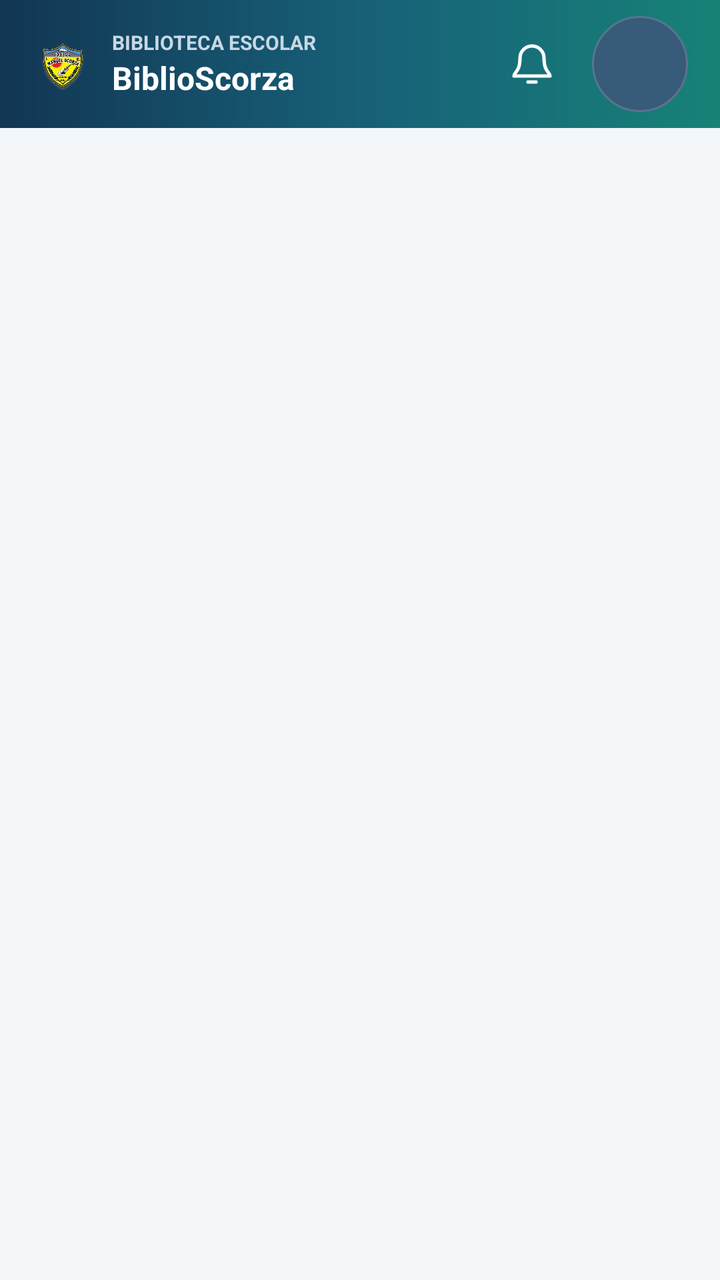
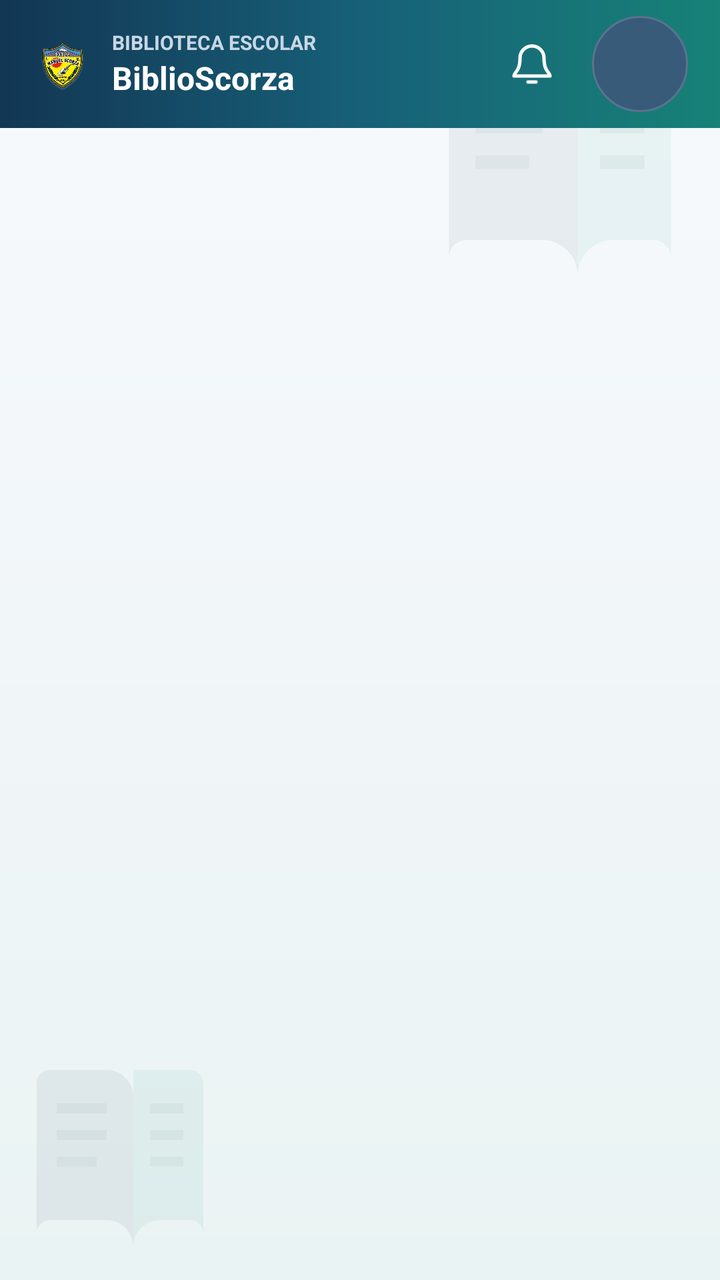

An Android layout rendered at two revisions. The XML below is the earlier revision; the diff shows what the commit changed to produce the second picture.
<!-- AndroidManifest.xml: application theme Theme.BiblioScorza -->
<!-- res/layout/activity_ejemplar.xml -->
<?xml version="1.0" encoding="utf-8"?>
<LinearLayout xmlns:android="http://schemas.android.com/apk/res/android"
    android:layout_width="match_parent" android:layout_height="match_parent"
    android:orientation="vertical">
    <include layout="@layout/view_top_bar" />
    <ScrollView android:layout_width="match_parent" android:layout_height="0dp"
        android:layout_weight="1">
    <LinearLayout android:layout_width="match_parent" android:layout_height="wrap_content"
        android:orientation="vertical" android:padding="20dp">
        <ImageView android:id="@+id/ivPortada" android:layout_width="120dp" android:layout_height="160dp"
            android:scaleType="centerCrop" android:visibility="gone" android:contentDescription="Portada" />
        <TextView android:id="@+id/tvTitulo" style="@style/BsTitle" android:layout_width="match_parent" android:layout_height="wrap_content" android:layout_marginTop="8dp" />
        <TextView android:id="@+id/tvDatos" style="@style/BsText" />
        <ImageView android:id="@+id/ivQr" android:layout_width="200dp" android:layout_height="200dp"
            android:layout_gravity="center_horizontal" android:layout_marginTop="12dp" android:contentDescription="Código QR" />
        <TextView android:id="@+id/tvCodigo" style="@style/BsText" android:gravity="center" android:textStyle="bold" android:textSize="18sp" />
        <TextView android:id="@+id/tvError" style="@style/BsText" android:textColor="#B91C1C" />
        <LinearLayout android:id="@+id/acciones" android:layout_width="match_parent" android:layout_height="wrap_content" android:orientation="vertical" />
    </LinearLayout>
    </ScrollView>
</LinearLayout>
<!-- res/layout/view_top_bar.xml (included above) -->
<?xml version="1.0" encoding="utf-8"?>
<LinearLayout xmlns:android="http://schemas.android.com/apk/res/android"
    android:layout_width="match_parent"
    android:layout_height="64dp"
    android:background="@drawable/bg_top_bar"
    android:gravity="center_vertical"
    android:orientation="horizontal"
    android:paddingStart="16dp"
    android:paddingEnd="16dp">

    <ImageButton
        android:id="@+id/btnVolver"
        android:layout_width="44dp"
        android:layout_height="44dp"
        android:background="?attr/selectableItemBackgroundBorderless"
        android:contentDescription="Volver"
        android:padding="12dp"
        android:src="@drawable/ic_arrow_back"
        android:tint="#FFFFFF"
        android:visibility="gone" />

    <ImageView
        android:layout_width="30dp"
        android:layout_height="36dp"
        android:contentDescription="Escudo de Biblioteca-Scorza"
        android:scaleType="fitCenter"
        android:src="@drawable/escudo_colegio_transparente" />

    <LinearLayout
        android:layout_width="0dp"
        android:layout_height="wrap_content"
        android:layout_marginStart="10dp"
        android:layout_weight="1"
        android:orientation="vertical">

        <TextView
            android:layout_width="match_parent"
            android:layout_height="wrap_content"
            android:ellipsize="end"
            android:maxLines="1"
            android:text="BIBLIOTECA ESCOLAR"
            android:textColor="#C8D7E5"
            android:textSize="10sp"
            android:textStyle="bold" />

        <TextView
            android:layout_width="match_parent"
            android:layout_height="wrap_content"
            android:ellipsize="end"
            android:maxLines="1"
            android:text="BiblioScorza"
            android:textColor="#FFFFFF"
            android:textSize="16sp"
            android:textStyle="bold" />
    </LinearLayout>

    <FrameLayout
        android:id="@+id/btnNotificaciones"
        android:layout_width="48dp"
        android:layout_height="48dp"
        android:layout_marginStart="4dp"
        android:background="@drawable/bg_top_bar_action_ripple"
        android:clickable="true"
        android:contentDescription="Notificaciones"
        android:focusable="true">

        <ImageView
            android:layout_width="24dp"
            android:layout_height="24dp"
            android:layout_gravity="center"
            android:contentDescription="@null"
            android:src="@drawable/ic_notifications"
            android:tint="#FFFFFF" />

        <TextView
            android:id="@+id/tvNotificaciones"
            android:layout_width="18dp"
            android:layout_height="18dp"
            android:layout_gravity="top|end"
            android:background="@drawable/bg_top_bar_badge"
            android:gravity="center"
            android:textColor="#FFFFFF"
            android:textSize="10sp"
            android:textStyle="bold"
            android:visibility="gone" />
    </FrameLayout>

    <TextView
        android:id="@+id/btnPerfil"
        android:layout_width="48dp"
        android:layout_height="48dp"
        android:layout_marginStart="6dp"
        android:background="@drawable/bg_top_bar_avatar_ripple"
        android:clickable="true"
        android:contentDescription="Abrir perfil del usuario"
        android:focusable="true"
        android:gravity="center"
        android:minHeight="48dp"
        android:minWidth="48dp"
        android:textColor="#FFFFFF"
        android:textSize="14sp"
        android:textStyle="bold" />
</LinearLayout>
<!-- resources referenced by this layout -->
<resources>
  <!-- drawable bg_top_bar (drawable) -->
  <?xml version="1.0" encoding="utf-8"?>
  <shape xmlns:android="http://schemas.android.com/apk/res/android">
      <gradient
          android:angle="0"
          android:centerColor="#176078"
          android:endColor="#178277"
          android:startColor="#123653"
          android:type="linear" />
      <corners android:radius="0dp" />
  </shape>
  <!-- drawable bg_top_bar_action_ripple (drawable) -->
  <?xml version="1.0" encoding="utf-8"?>
  <ripple xmlns:android="http://schemas.android.com/apk/res/android"
      android:color="#55FFFFFF">
      <item android:id="@android:id/mask">
          <shape android:shape="oval">
              <solid android:color="#FFFFFFFF" />
          </shape>
      </item>
  </ripple>
  <!-- drawable bg_top_bar_badge (drawable) -->
  <?xml version="1.0" encoding="utf-8"?>
  <shape xmlns:android="http://schemas.android.com/apk/res/android">
      <solid android:color="#D93445" />
      <corners android:radius="50dp" />
  </shape>
  <!-- drawable ic_arrow_back (drawable) -->
  <vector xmlns:android="http://schemas.android.com/apk/res/android"
      android:width="24dp" android:height="24dp"
      android:viewportWidth="24" android:viewportHeight="24">
      <path android:fillColor="#FF000000"
          android:pathData="M20,12v-2H7.83l5.59,-5.59L12,3l-9,8 9,9 1.41,-1.41L7.83,12H20z" />
  </vector>
  <style name="BsText">
          <item name="android:layout_width">match_parent</item>
          <item name="android:layout_height">wrap_content</item>
          <item name="android:layout_marginTop">8dp</item>
          <item name="android:textSize">15sp</item>
          <item name="android:textColor">#1E293B</item>
      </style>
  <style name="BsTitle">
          <item name="android:textSize">22sp</item>
          <item name="android:textStyle">bold</item>
          <item name="android:textColor">#17324D</item>
      </style>
  <!-- drawable bg_top_bar_avatar (drawable) -->
  <?xml version="1.0" encoding="utf-8"?>
  <shape xmlns:android="http://schemas.android.com/apk/res/android" android:shape="oval">
      <solid android:color="#385B7A" />
      <stroke android:width="1dp" android:color="#58748E" />
  </shape>
  <!-- unchanged entries left out for length: 4 -->
</resources>

<!-- the commit's change to res/layout/activity_ejemplar.xml (unified diff, before → after) -->
@@ -1,6 +1,7 @@
 <?xml version="1.0" encoding="utf-8"?>
 <LinearLayout xmlns:android="http://schemas.android.com/apk/res/android"
     android:layout_width="match_parent" android:layout_height="match_parent"
+    android:background="@drawable/bg_library_canvas"
     android:orientation="vertical">
     <include layout="@layout/view_top_bar" />
     <ScrollView android:layout_width="match_parent" android:layout_height="0dp"
<!-- resource entries referenced after the edit -->
@@ -1,5 +1,28 @@
 <!-- resources referenced by this layout -->
 <resources>
+  <!-- drawable bg_library_canvas (drawable) -->
+  <layer-list xmlns:android="http://schemas.android.com/apk/res/android">
+      <item>
+          <shape android:shape="rectangle">
+              <gradient
+                  android:angle="270"
+                  android:startColor="#F7FAFC"
+                  android:centerColor="#F1F6F8"
+                  android:endColor="#EAF3F3"
+                  android:type="linear" />
+          </shape>
+      </item>
+      <item
+          android:drawable="@drawable/ic_library_watermark"
+          android:gravity="top|end"
+          android:width="160dp"
+          android:height="160dp" />
+      <item
+          android:drawable="@drawable/ic_library_watermark"
+          android:gravity="bottom|start"
+          android:width="120dp"
+          android:height="120dp" />
+  </layer-list>
   <!-- drawable bg_top_bar (drawable) -->
   <?xml version="1.0" encoding="utf-8"?>
   <shape xmlns:android="http://schemas.android.com/apk/res/android">
@@ -46,6 +69,22 @@
           <item name="android:textStyle">bold</item>
           <item name="android:textColor">#17324D</item>
       </style>
+  <!-- drawable ic_library_watermark (drawable) -->
+  <vector xmlns:android="http://schemas.android.com/apk/res/android"
+      android:width="160dp"
+      android:height="160dp"
+      android:viewportWidth="72"
+      android:viewportHeight="72">
+      <path
+          android:fillColor="#1017324D"
+          android:pathData="M11,13C11,10.8 12.8,9 15,9h17c4.4,0 8,3.6 8,8v45c0,-4.4 -3.6,-8 -8,-8H15c-2.2,0 -4,1.8 -4,4z" />
+      <path
+          android:fillColor="#10168C83"
+          android:pathData="M61,13c0,-2.2 -1.8,-4 -4,-4H40v53c0,-4.4 3.6,-8 8,-8h9c2.2,0 4,1.8 4,4z" />
+      <path
+          android:fillColor="#187F9A9B"
+          android:pathData="M17,19h15v3H17zM17,27h15v3H17zM17,35h12v3H17zM45,19h10v3H45zM45,27h10v3H45zM45,35h10v3H45z" />
+  </vector>
   <!-- drawable bg_top_bar_avatar (drawable) -->
   <?xml version="1.0" encoding="utf-8"?>
   <shape xmlns:android="http://schemas.android.com/apk/res/android" android:shape="oval">
